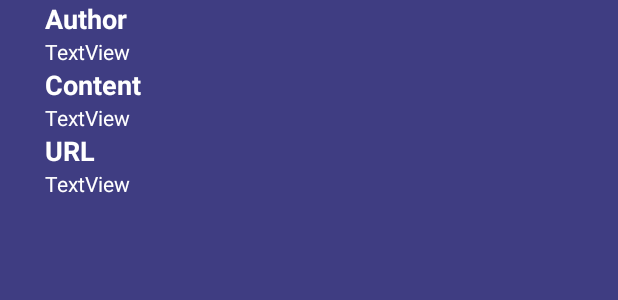
After one commit to f3Llx/Cineer_app, an Android app: the layout review_item.xml on its own in the app's theme, with its tools: preview values and no code run, on a phone screen of 412 x 824 dp. The commit adds this screen. Shown: the top 300 px of the screen. Run offline under Robolectric (Android 15) with nearby library versions, the phone set to English and light mode, and no system bars.

Commit message:
Mi parte finalizada
Ya está termianda la parte de detalle y review

```diff
--- a/cineer/app/src/main/java/com/example/cineer/Json_api_interface.java
+++ b/cineer/app/src/main/java/com/example/cineer/Json_api_interface.java
@@ -1,7 +1,7 @@
 package com.example.cineer;
 import com.example.cineer.Movies_Popular.Movies_popular;
 import com.example.cineer.Movies_info.Movies_Popular_Details;
-import com.example.cineer.Movies_info.Movies_Review;
+import com.example.cineer.Movies_info.Review_List;
 
 import retrofit2.Call;
 import retrofit2.http.GET;
@@ -22,6 +22,6 @@ public interface Json_api_interface {
 
     //peticion review de peliculas
     @GET("movie/{movie_id}/reviews")
-    Call<Movies_Review> getReviews(@Path("movie_id") int id, @Query("api_key") String key);
+    Call<Review_List> getReviews(@Path("movie_id") int id, @Query("api_key") String key);
 
 }
--- /dev/null
+++ b/cineer/app/src/main/res/layout/review_item.xml
@@ -0,0 +1,75 @@
+<?xml version="1.0" encoding="utf-8"?>
+<LinearLayout xmlns:android="http://schemas.android.com/apk/res/android"
+    xmlns:app="http://schemas.android.com/apk/res-auto"
+    android:layout_width="match_parent"
+    android:layout_height="match_parent"
+    xmlns:tools="http://schemas.android.com/tools"
+    android:background="@color/colorPrimary"
+    android:orientation="vertical">
+
+    <TextView
+        android:id="@+id/textView8"
+        android:layout_width="127dp"
+        android:layout_height="wrap_content"
+        android:layout_marginStart="30dp"
+        android:layout_marginEnd="20dp"
+        android:text="Author"
+        android:textColor="#FFFFFF"
+        android:textSize="18sp"
+        android:textStyle="bold" />
+
+    <TextView
+        android:id="@+id/author_review"
+        tools:layout_editor_absoluteY="413dp"
+        android:layout_width="wrap_content"
+        android:layout_height="wrap_content"
+        android:layout_marginStart="30dp"
+        android:layout_marginEnd="20dp"
+        android:text="TextView"
+        android:textColor="#FFFFFF"
+        android:textSize="14sp"
+        app:layout_constraintStart_toEndOf="@+id/tv_Review" />
+
+    <TextView
+        android:id="@+id/textView7"
+        android:layout_width="match_parent"
+        android:layout_height="wrap_content"
+        android:layout_marginStart="30dp"
+        android:layout_marginEnd="20dp"
+        android:text="Content"
+        android:textColor="#FFFFFF"
+        android:textSize="18sp"
+        android:textStyle="bold" />
+
+    <TextView
+        android:id="@+id/content_review"
+        android:layout_width="match_parent"
+        android:layout_height="wrap_content"
+        android:layout_marginStart="30dp"
+        android:layout_marginEnd="20dp"
+        android:text="TextView"
+        android:textColor="#FFFFFF"
+        android:textSize="14sp" />
+
+    <TextView
+        android:id="@+id/textView6"
+        android:layout_width="match_parent"
+        android:layout_height="wrap_content"
+        android:layout_marginStart="30dp"
+        android:layout_marginEnd="20dp"
+        android:text="URL"
+        android:textColor="#FFFFFF"
+        android:textSize="18sp"
+        android:textStyle="bold" />
+
+    <TextView
+        android:id="@+id/url_review"
+        android:layout_width="match_parent"
+        android:layout_height="wrap_content"
+        android:layout_marginStart="30dp"
+        android:layout_marginEnd="20dp"
+        android:text="TextView"
+        android:textColor="#FFFFFF"
+        android:textSize="14sp" />
+
+</LinearLayout>
```
Also changed, not shown: cineer/app/src/main/java/com/example/cineer/Movies_info/Adapter_Detalle.java (added, +57 -0 lines), cineer/app/src/main/java/com/example/cineer/Movies_info/Movies_info.java (+57 -47 lines), cineer/app/src/main/java/com/example/cineer/Movies_info/Review_List.java (added, +34 -0 lines), cineer/app/src/main/res/layout/activity_movies_info.xml (+12 -62 lines).
